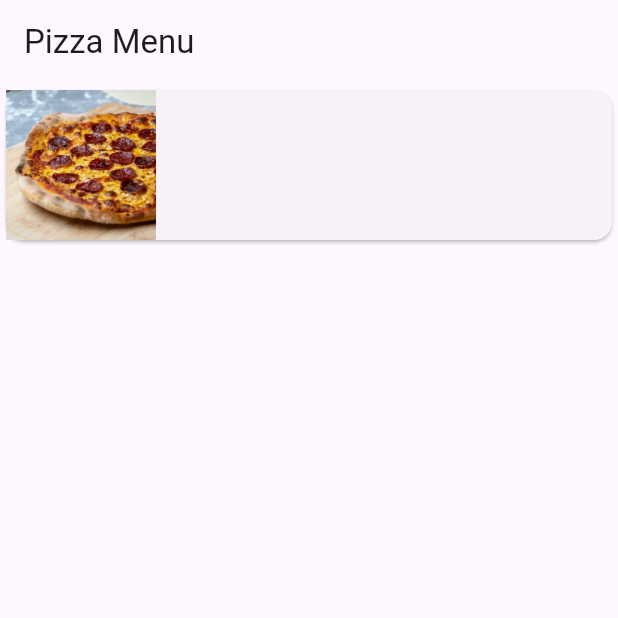
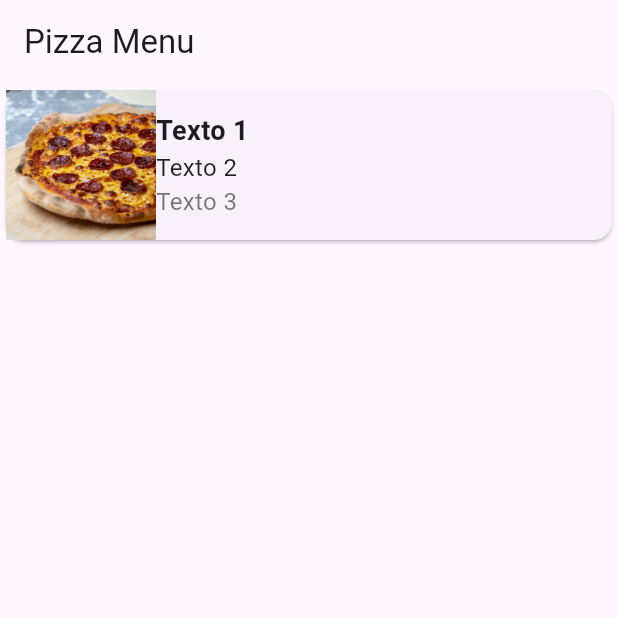
Before and after one commit to bailooon/pizza_menu_flutter, a Flutter app: the screen it shows after launch, on a phone screen of 412 x 824 dp, the top half of it. Run offline on Flutter 3.47's test engine with Material 3 defaults, Android fonts, the phone set to English and light mode, and no system bars.

Commit message:
adicionando gitattributes e personalização para elementos da coluna

```diff
--- a/lib/menu.dart
+++ b/lib/menu.dart
@@ -17,6 +17,28 @@ class Menu extends StatelessWidget {
                   Image.asset("images/salamino.jpg",
                   width: 100,
                   height: 100,),
+                  Expanded(
+                    child: Column(
+                      crossAxisAlignment: CrossAxisAlignment.start,
+                      children: [
+                        Text("Texto 1", style: TextStyle(
+                          fontSize: 18,
+                          fontWeight: FontWeight.bold,
+                        ),
+                        ),
+                        Text("Texto 2",
+                        style: TextStyle(
+                          fontSize: 16,
+                          color: Colors.black87
+                        ),),
+                        Text("Texto 3",
+                        style: TextStyle(
+                          fontSize: 16,
+                          color: Colors.black54),
+                        )
+                      ],
+                    ),
+                  )
                 ],
               ),
             ),
```
Also changed, not shown: 1 other file.
